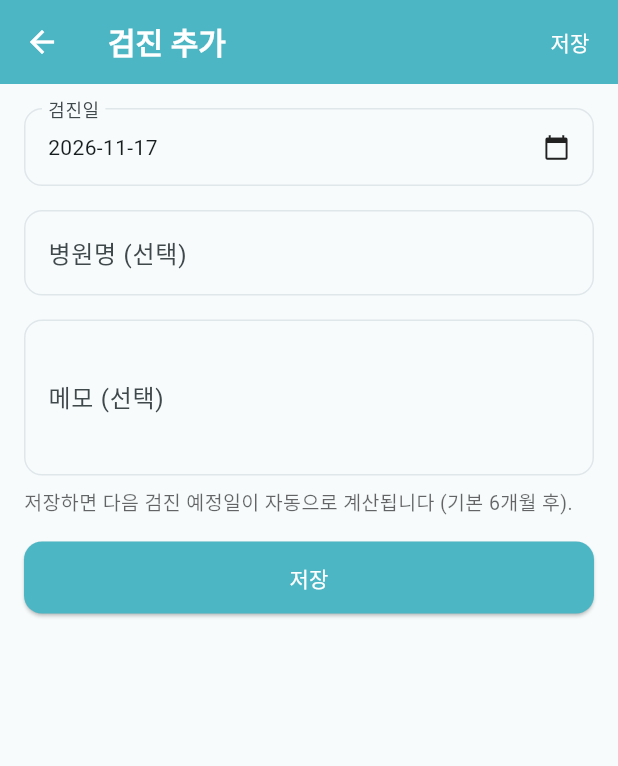
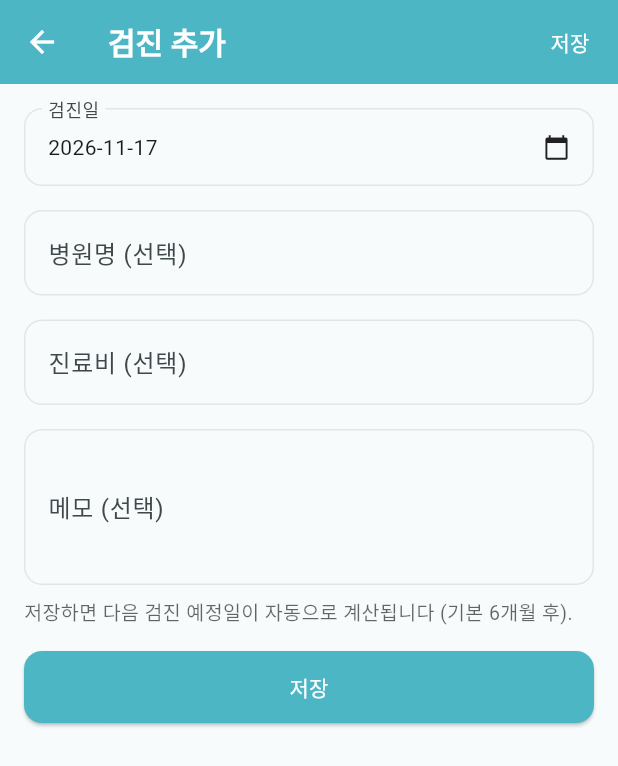
Before and after one commit to youahleum/kids-dental-care, a Flutter app: the CheckupAddScreen screen opened directly with empty values, on a phone screen of 412 x 824 dp. Shown: the top 766 px of the screen. Run offline on Flutter 3.47's test engine with Material 3 defaults, Android fonts, the phone set to English and light mode, and no system bars; our stand-ins replace drift, drift_flutter, flutter_local_notifications, flutter_riverpod, go_router, shared_preferences and 1 more; accounts and stored records are empty; generated files the repository leaves out were written again.

Commit message:
feat: 진료비 기록 - 검진 기록에 금액 + 올해/전체 합계
- CheckupRecords에 cost(원) 컬럼 추가 (스키마 v8, 기존 DB는 컬럼 추가로 이관)
- 검진 추가 화면에 진료비 입력(숫자만), 이력 카드에 금액 표시
- 검진기록 상단에 올해/전체 진료비 합계 카드 (금액 기록이 있을 때만)
- 백업/복원에 진료비 포함, 저장소 테스트·시드 금액 추가

Co-Authored-By: Claude Opus 5.5 <noreply@anthropic.com>

```diff
--- a/lib/data/backup/backup_service.dart
+++ b/lib/data/backup/backup_service.dart
@@ -73,6 +73,7 @@ class BackupService {
             'date': _ms(r.date),
             'clinicName': r.clinicName,
             'memo': r.memo,
+            'cost': r.cost,
           },
       ],
       'toothRecords': [
@@ -189,6 +190,7 @@ class BackupService {
                 date: _dt(r['date'] as int),
                 clinicName: Value(r['clinicName'] as String?),
                 memo: Value(r['memo'] as String?),
+                cost: Value(r['cost'] as int?),
               ),
             );
       }
--- a/lib/data/repositories_impl/checkup_repository_impl.dart
+++ b/lib/data/repositories_impl/checkup_repository_impl.dart
@@ -15,6 +15,7 @@ class CheckupRepositoryImpl implements CheckupRepository {
         date: row.date,
         clinicName: row.clinicName,
         memo: row.memo,
+        cost: row.cost,
       );
 
   @override
@@ -33,6 +34,7 @@ class CheckupRepositoryImpl implements CheckupRepository {
     required DateTime date,
     String? clinicName,
     String? memo,
+    int? cost,
   }) {
     return _db.into(_db.checkupRecords).insert(
           CheckupRecordsCompanion.insert(
@@ -40,6 +42,7 @@ class CheckupRepositoryImpl implements CheckupRepository {
             date: date,
             clinicName: Value(clinicName),
             memo: Value(memo),
+            cost: Value(cost),
           ),
         );
   }
--- a/lib/data/seed/dev_seed.dart
+++ b/lib/data/seed/dev_seed.dart
@@ -52,6 +52,7 @@ Future<void> runDevSeed(AppDatabase db) async {
     date: DateTime(2026, 5, 5),
     clinicName: '해맑은치과',
     memo: '불소도포 · 충치 없음',
+    cost: 8000,
   );
 
   // 어른: 이수진 (엄마, 1991년생) — 스케일링·국가건강검진 구강검진 일정
@@ -67,6 +68,7 @@ Future<void> runDevSeed(AppDatabase db) async {
     date: DateTime(2025, 12, 2),
     clinicName: '해맑은치과',
     memo: '스케일링 · 잇몸 양호',
+    cost: 15000,
   );
 
   // 치아 이력: 서아는 충치가 생겼다가 일부 치료됨 + 앞니 이갈이 진행 중
--- a/lib/domain/models/checkup_record.dart
+++ b/lib/domain/models/checkup_record.dart
@@ -9,6 +9,7 @@ class CheckupRecord {
     required this.date,
     this.clinicName,
     this.memo,
+    this.cost,
   });
 
   final int id;
@@ -16,6 +17,9 @@ class CheckupRecord {
   final DateTime date;
   final String? clinicName;
   final String? memo;
+
+  /// 진료비(원). 없으면 null.
+  final int? cost;
 
   CheckupRecord copyWith({
     DateTime? date,
@@ -28,6 +32,7 @@ class CheckupRecord {
       date: date ?? this.date,
       clinicName: clinicName ?? this.clinicName,
       memo: memo ?? this.memo,
+      cost: cost,
     );
   }
 }
--- a/lib/domain/repositories/checkup_repository.dart
+++ b/lib/domain/repositories/checkup_repository.dart
@@ -10,6 +10,7 @@ abstract interface class CheckupRepository {
     required DateTime date,
     String? clinicName,
     String? memo,
+    int? cost,
   });
 
   Future<void> delete(int id);
--- a/lib/features/checkups/checkup_add_screen.dart
+++ b/lib/features/checkups/checkup_add_screen.dart
@@ -1,4 +1,5 @@
 import 'package:flutter/material.dart';
+import 'package:flutter/services.dart';
 import 'package:flutter_riverpod/flutter_riverpod.dart';
 import 'package:intl/intl.dart';
 
@@ -18,11 +19,13 @@ class _CheckupAddScreenState extends ConsumerState<CheckupAddScreen> {
   DateTime _date = DateTime.now();
   final _clinicController = TextEditingController();
   final _memoController = TextEditingController();
+  final _costController = TextEditingController();
 
   @override
   void dispose() {
     _clinicController.dispose();
     _memoController.dispose();
+    _costController.dispose();
     super.dispose();
   }
 
@@ -48,6 +51,7 @@ class _CheckupAddScreenState extends ConsumerState<CheckupAddScreen> {
           memo: _memoController.text.trim().isEmpty
               ? null
               : _memoController.text.trim(),
+          cost: int.tryParse(_costController.text.replaceAll(',', '')),
         );
     if (mounted) Navigator.of(context).pop();
   }
@@ -85,6 +89,18 @@ class _CheckupAddScreenState extends ConsumerState<CheckupAddScreen> {
           ),
           const SizedBox(height: 16),
           _ClinicField(controller: _clinicController),
+          const SizedBox(height: 16),
+          TextField(
+            controller: _costController,
+            keyboardType: TextInputType.number,
+            inputFormatters: [FilteringTextInputFormatter.digitsOnly],
+            decoration: const InputDecoration(
+              labelText: '진료비 (선택)',
+              hintText: '예: 15000',
+              suffixText: '원',
+              border: OutlineInputBorder(),
+            ),
+          ),
           const SizedBox(height: 16),
           TextField(
             controller: _memoController,
```
Also changed, not shown: lib/data/local/app_database.dart (+8 -1 lines), lib/features/checkups/checkups_screen.dart (+53 -0 lines), lib/data/local/app_database.g.dart, 1 other file.
